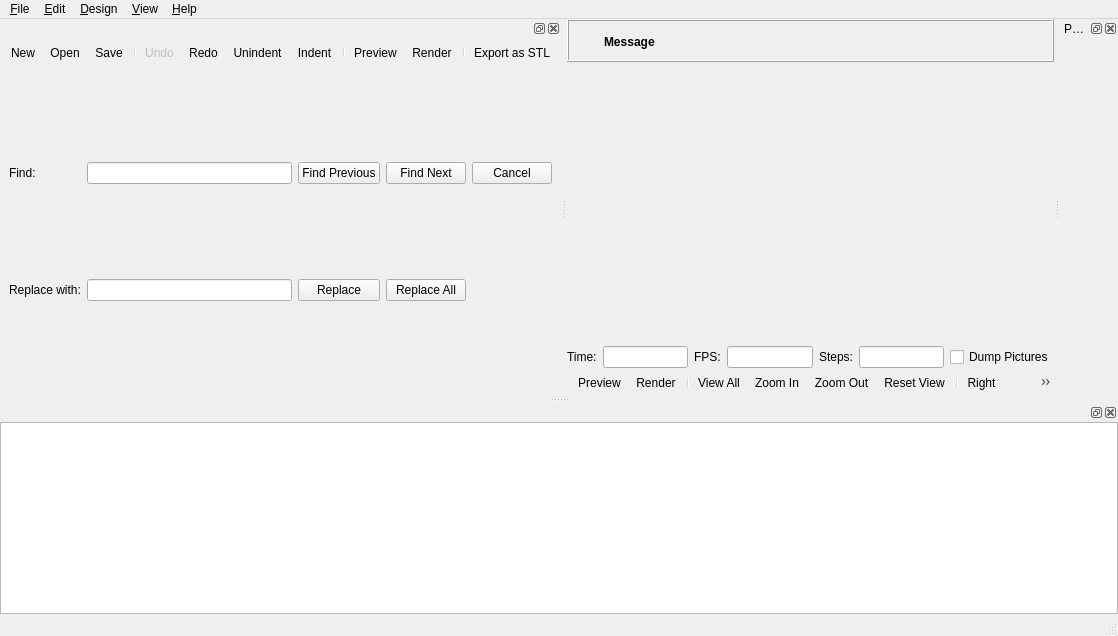
Qt form src/MainWindow.ui (openscad/openscad) before a commit.
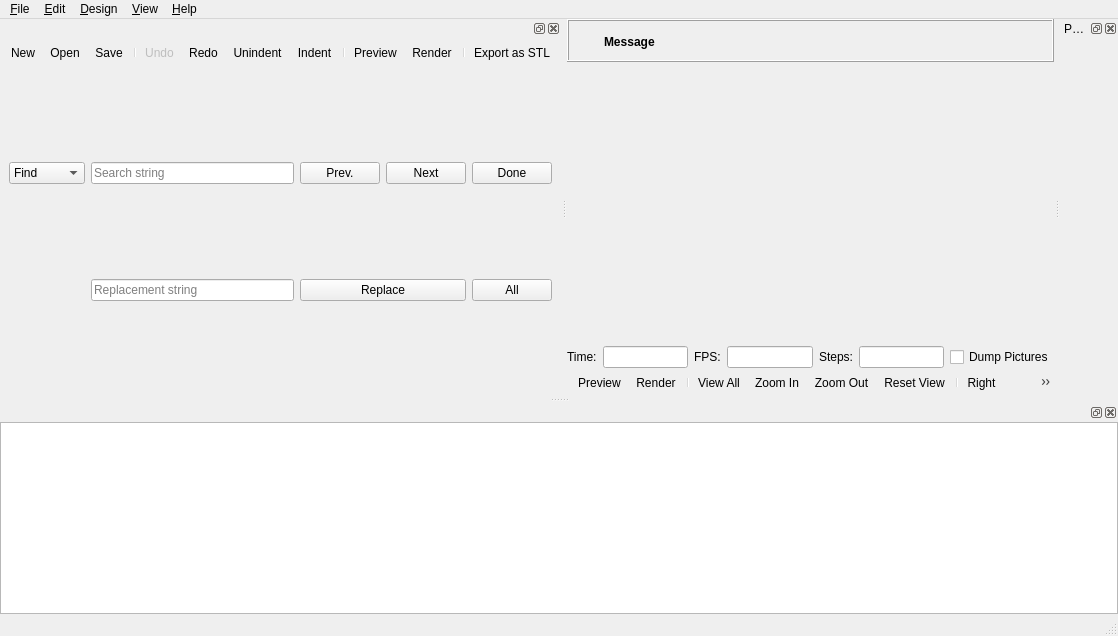
The same form after that commit. Icons and pictures are not drawn. Custom widgets are drawn as their Qt base class.

Commit message: FindReplace: Highlight found match words

The edit to the form file:
```diff
--- a/src/MainWindow.ui
+++ b/src/MainWindow.ui
@@ -489,66 +489,66 @@
         <property name="verticalSpacing">
          <number>0</number>
         </property>
+        <item row="0" column="0">
+         <widget class="QComboBox" name="findTypeComboBox"> 
+          <item>
+           <property name="text">
+            <string>Find</string>
+           </property>
+          </item>
+          <item>
+           <property name="text">
+            <string>Replace</string>
+           </property>
+          </item>
+         </widget>
+        </item>
         <item row="0" column="1">
          <widget class="QLineEdit" name="findInputField">
           <property name="placeholderText">
-           <string/>
+           <string>Search string</string>
           </property>
          </widget>
         </item>
         <item row="0" column="2">
          <widget class="QPushButton" name="findPrevButton">
           <property name="text">
-           <string>Find Previous</string>
+           <string>Prev.</string> 
           </property>
          </widget>
         </item>
         <item row="0" column="3">
          <widget class="QPushButton" name="findNextButton">
           <property name="text">
-           <string>Find Next</string>
+           <string>Next</string> 
           </property>
          </widget>
         </item>
         <item row="0" column="4">
          <widget class="QPushButton" name="cancelButton">
           <property name="text">
-           <string>Cancel</string>
+           <string>Done</string> 
           </property>
          </widget>
         </item>
         <item row="1" column="1">
          <widget class="QLineEdit" name="replaceInputField">
           <property name="placeholderText">
-           <string/>
+           <string>Replacement string</string> 
           </property>
          </widget>
         </item>
-        <item row="0" column="0">
-         <widget class="QLabel" name="findLabel">
-          <property name="text">
-           <string>Find:</string>
-          </property>
-         </widget>
-        </item>
-        <item row="1" column="2">
+        <item row="1" column="2" colspan="2"> 
          <widget class="QPushButton" name="replaceButton">
           <property name="text">
            <string>Replace</string>
           </property>
          </widget>
         </item>
-        <item row="1" column="3">
+        <item row="1" column="4">
          <widget class="QPushButton" name="replaceAllButton">
           <property name="text">
-           <string>Replace All</string>
-          </property>
-         </widget>
-        </item>
-        <item row="1" column="0">
-         <widget class="QLabel" name="replaceLabel">
-          <property name="text">
-           <string>Replace with:</string>
+           <string>All</string> 
           </property>
          </widget>
         </item>
```
Left out of the diff: 4 changed lines with no effect on the pictures. The commit also changes 7 other files.
